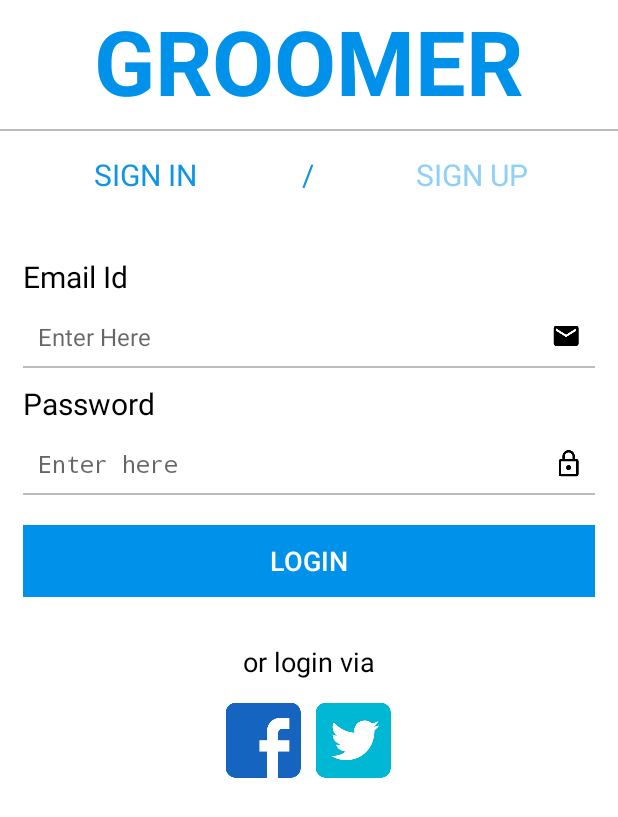
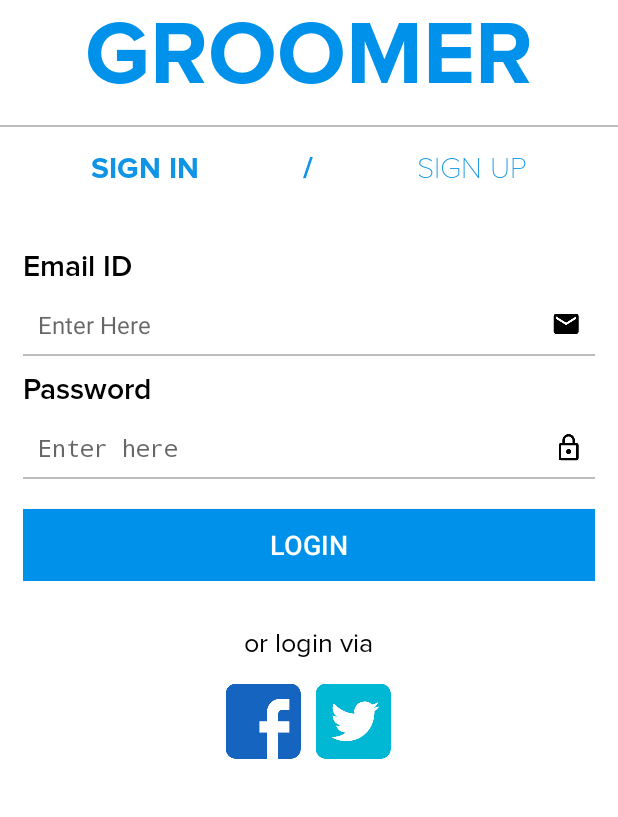
Before and after one commit to mayurtailor009/Groomer, an Android app: the screen it shows after launch (LoginActivity), after a tap on "SIGN IN", on a phone screen of 412 x 824 dp. Shown: the top 817 px of the screen. Run offline under Robolectric (Android 15) with nearby library versions, the phone set to English and light mode, and no system bars; our stand-ins replace Volley.

Commit message:
add font textviews in login, signup and homescreen.

```diff
--- a/app/src/main/res/layout/activity_login.xml
+++ b/app/src/main/res/layout/activity_login.xml
@@ -15,19 +15,18 @@
             android:layout_height="fill_parent"
             android:orientation="vertical">
 
-            <TextView
+            <com.groomer.customviews.CustomTextViewMarkNovaBold
                 android:layout_width="wrap_content"
                 android:layout_height="wrap_content"
                 android:layout_gravity="center_horizontal"
                 android:text="GROOMER"
                 android:textColor="@color/btn_color_blue"
-                android:textSize="@dimen/logo_size"
-                android:textStyle="bold" />
+                android:textSize="@dimen/logo_size" />
 
             <View
                 android:layout_width="fill_parent"
                 android:layout_height="1dp"
-                android:layout_marginTop="5dp"
+                android:layout_marginTop="10dp"
                 android:background="@color/divider_color" />
 
             <LinearLayout
@@ -37,7 +36,7 @@
                 android:padding="15dp"
                 android:weightSum="7">
 
-                <TextView
+                <com.groomer.customviews.CustomTextViewMarkNovaBold
                     android:id="@+id/tv_signin"
                     android:layout_width="0dp"
                     android:layout_height="wrap_content"
@@ -47,7 +46,7 @@
                     android:textColor="@color/blue_light"
                     android:textSize="20sp" />
 
-                <TextView
+                <com.groomer.customviews.CustomTextViewMarkNovaBold
                     android:layout_width="0dp"
                     android:layout_height="wrap_content"
                     android:layout_weight="1"
@@ -56,14 +55,14 @@
                     android:textColor="@color/blue_light"
                     android:textSize="20sp" />
 
-                <TextView
+                <com.groomer.customviews.CustomTextViewMarkNovaThin
                     android:id="@+id/tv_signup"
                     android:layout_width="0dp"
                     android:layout_height="wrap_content"
                     android:layout_weight="3"
                     android:gravity="center_horizontal"
                     android:text="SIGN UP"
-                    android:textColor="#90D0F6"
+                    android:textColor="@color/blue_light"
                     android:textSize="20sp" />
             </LinearLayout>
 
@@ -74,10 +73,10 @@
                 android:orientation="vertical"
                 android:padding="15dp">
 
-                <TextView
+                <com.groomer.customviews.CustomTextViewMarkNovaSemibold
                     android:layout_width="wrap_content"
                     android:layout_height="wrap_content"
-                    android:text="Email Id"
+                    android:text="Email ID"
                     android:textSize="20sp" />
 
                 <EditText
@@ -87,7 +86,7 @@
                     android:drawableRight="@drawable/email_field_icon"
                     android:hint="Enter Here" />
 
-                <TextView
+                <com.groomer.customviews.CustomTextViewMarkNovaSemibold
                     android:layout_width="wrap_content"
                     android:layout_height="wrap_content"
                     android:layout_marginTop="10dp"
@@ -98,10 +97,10 @@
                     android:id="@+id/et_passowrd"
                     style="@style/et_login_style"
                     android:layout_marginTop="5dp"
+                    android:drawableRight="@drawable/lock_field_icon"
                     android:hint="Enter here"
-                    android:typeface="monospace"
-                    android:drawableRight="@drawable/lock_field_icon"
-                    android:inputType="textPassword" />
+                    android:inputType="textPassword"
+                    android:typeface="monospace" />
 
                 <Button
                     android:id="@+id/btn_login"
@@ -111,7 +110,7 @@
                     android:text="LOGIN" />
             </LinearLayout>
 
-            <TextView
+            <com.groomer.customviews.CustomTextViewMarkNovaRegular
                 android:layout_width="wrap_content"
                 android:layout_height="wrap_content"
                 android:layout_gravity="center_horizontal"
--- a/app/src/main/res/layout/grid_item.xml
+++ b/app/src/main/res/layout/grid_item.xml
@@ -16,7 +16,7 @@
             android:layout_height="wrap_content"
             android:src="@drawable/icon_9" />
 
-        <TextView
+        <com.groomer.customviews.CustomTextViewMarkNovaRegular
             android:layout_width="wrap_content"
             android:layout_height="wrap_content"
             android:layout_marginTop="10dp"
```
Also changed, not shown: app/src/main/res/layout/activity_signup.xml (+10 -10 lines), app/src/main/res/layout/activity_splash.xml (+5 -6 lines), app/src/main/res/layout/list_item.xml (+10 -9 lines).
